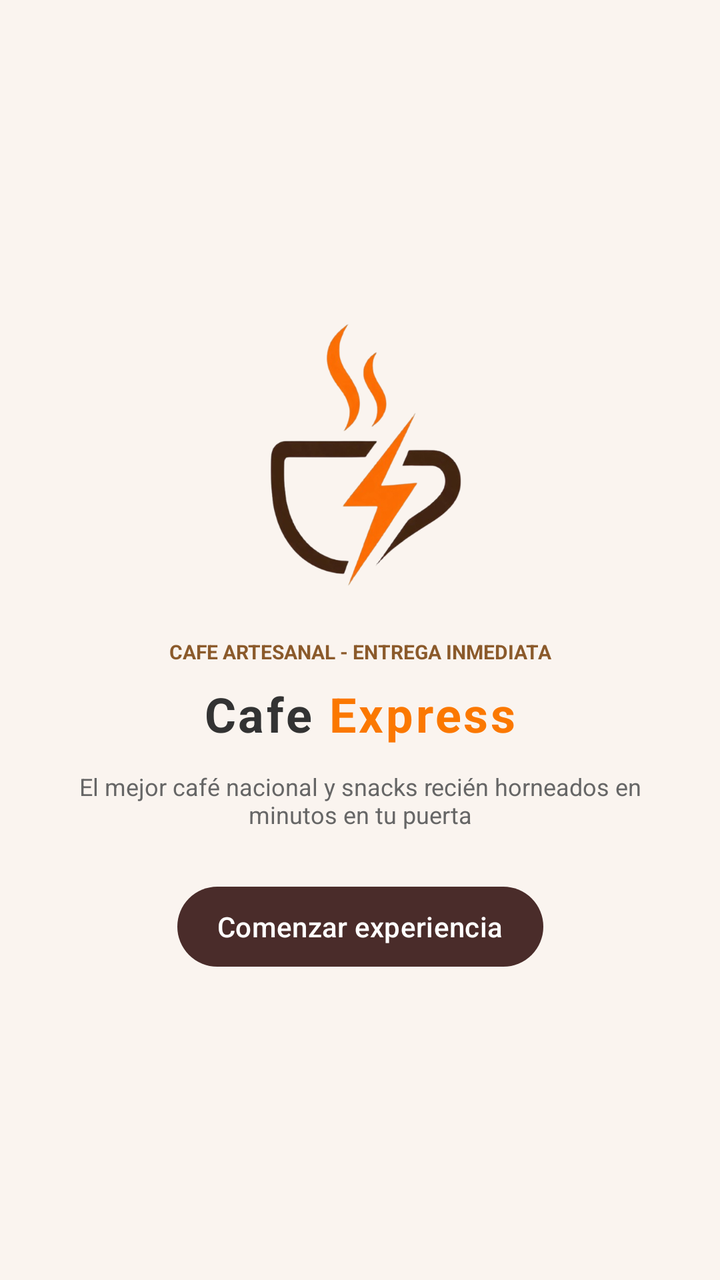
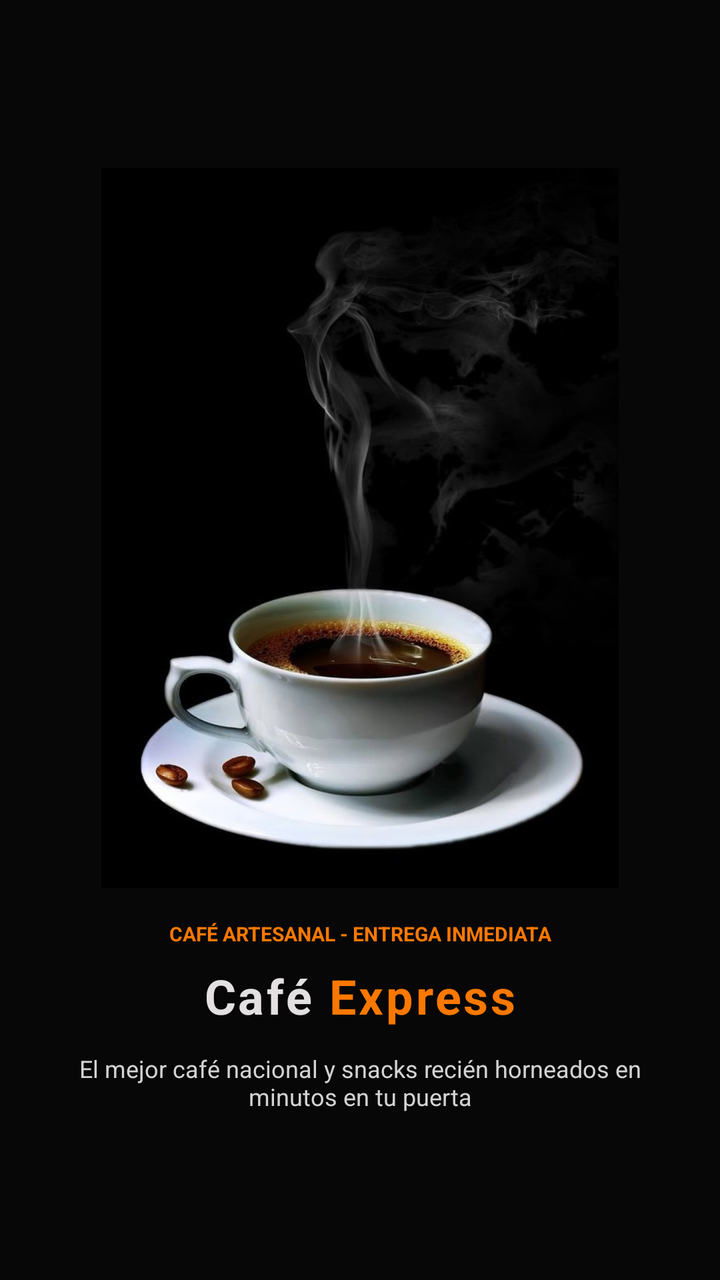

Screens rendered from an Android XML layout before and after an edit, with the pre-edit source and the edit as a unified diff.
<!-- AndroidManifest.xml: application theme Theme.CafeExpress -->
<!-- res/layout/activity_main.xml -->
<?xml version="1.0" encoding="utf-8"?>
<ScrollView xmlns:android="http://schemas.android.com/apk/res/android"
  xmlns:app="http://schemas.android.com/apk/res-auto"
  xmlns:tools="http://schemas.android.com/tools"
  android:layout_width="match_parent"
  android:layout_height="match_parent"
  android:fillViewport="true"
  android:background="#FAF4EF"
  tools:context=".MainActivity">

  <androidx.constraintlayout.widget.ConstraintLayout
    android:id="@+id/main"
    android:layout_width="match_parent"
    android:layout_height="wrap_content"
    android:padding="24dp">

    <ImageView
      android:id="@+id/imgLogo"
      android:layout_width="150dp"
      android:layout_height="150dp"
      android:layout_marginBottom="16dp"
      android:contentDescription="Logo de la empresa"
      android:src="@drawable/logo1"
      app:layout_constraintBottom_toTopOf="@id/txtSubtitulo"
      app:layout_constraintEnd_toEndOf="parent"
      app:layout_constraintStart_toStartOf="parent"
      app:layout_constraintTop_toTopOf="parent"
      app:layout_constraintVertical_chainStyle="packed" />

    <TextView
      android:id="@+id/txtSubtitulo"
      android:layout_width="wrap_content"
      android:layout_height="wrap_content"
      android:layout_marginBottom="8dp"
      android:text="CAFE ARTESANAL - ENTREGA INMEDIATA"
      android:textColor="#8B5A2B"
      android:textSize="10sp"
      android:textStyle="bold"
      app:layout_constraintBottom_toTopOf="@+id/layoutTitulo"
      app:layout_constraintEnd_toEndOf="parent"
      app:layout_constraintStart_toStartOf="parent"
      app:layout_constraintTop_toBottomOf="@+id/imgLogo" />

    <LinearLayout
      android:id="@+id/layoutTitulo"
      android:layout_width="wrap_content"
      android:layout_height="wrap_content"
      android:orientation="horizontal"
      android:layout_marginBottom="12dp"
      app:layout_constraintBottom_toTopOf="@+id/txtDescripcion"
      app:layout_constraintEnd_toEndOf="parent"
      app:layout_constraintStart_toStartOf="parent"
      app:layout_constraintTop_toBottomOf="@id/txtSubtitulo">

      <TextView
        android:id="@+id/txtCafe"
        android:layout_width="wrap_content"
        android:layout_height="wrap_content"
        android:text="Cafe "
        android:letterSpacing="0.05"
        android:textColor="#333333"
        android:textSize="24sp"
        android:textStyle="bold" />

      <TextView
        android:id="@+id/txtExpress"
        android:layout_width="wrap_content"
        android:layout_height="wrap_content"
        android:text="Express"
        android:letterSpacing="0.05"
        android:textColor="#FB7800"
        android:textSize="24sp"
        android:textStyle="bold" />

    </LinearLayout>

    <TextView
      android:id="@+id/txtDescripcion"
      android:layout_width="0dp"
      android:layout_height="wrap_content"
      android:layout_marginBottom="24dp"
      android:paddingHorizontal="14dp"
      android:gravity="center"
      android:text="El mejor café nacional y snacks recién horneados en minutos en tu puerta"
      android:textColor="#666666"
      android:textSize="12sp"
      app:layout_constraintBottom_toTopOf="@+id/btnComenzar"
      app:layout_constraintEnd_toEndOf="parent"
      app:layout_constraintStart_toStartOf="parent"
      app:layout_constraintTop_toBottomOf="@+id/layoutTitulo" />

    <Button
      android:id="@+id/btnComenzar"
      android:layout_width="wrap_content"
      android:layout_height="wrap_content"
      android:paddingHorizontal="20dp"
      android:paddingVertical="10dp"
      android:text="Comenzar experiencia"
      android:textColor="#FFFFFF"
      app:backgroundTint="#4A2C2A"
      app:layout_constraintBottom_toBottomOf="parent"
      app:layout_constraintEnd_toEndOf="parent"
      app:layout_constraintStart_toStartOf="parent"
      app:layout_constraintTop_toBottomOf="@id/txtDescripcion" />

  </androidx.constraintlayout.widget.ConstraintLayout>

</ScrollView>
<!-- resources referenced by this layout -->
<resources>
  <!-- drawable logo1: png bitmap (drawable, 103698 bytes) -->
  <style name="Theme.CafeExpress" parent="Base.Theme.CafeExpress" />
  <style name="Base.Theme.CafeExpress" parent="Theme.Material3.DayNight.NoActionBar">
      
      
    </style>
</resources>

<!-- the commit's change to res/layout/activity_main.xml (unified diff, before → after) -->
@@ -1,108 +1,87 @@
 <?xml version="1.0" encoding="utf-8"?>
-<ScrollView xmlns:android="http://schemas.android.com/apk/res/android"
+<androidx.constraintlayout.widget.ConstraintLayout
+  xmlns:android="http://schemas.android.com/apk/res/android"
   xmlns:app="http://schemas.android.com/apk/res-auto"
   xmlns:tools="http://schemas.android.com/tools"
+  android:id="@+id/main"
   android:layout_width="match_parent"
   android:layout_height="match_parent"
-  android:fillViewport="true"
-  android:background="#FAF4EF"
+  android:background="#070707"
+  android:padding="24dp"
   tools:context=".MainActivity">
 
-  <androidx.constraintlayout.widget.ConstraintLayout
-    android:id="@+id/main"
-    android:layout_width="match_parent"
+  <ImageView
+    android:id="@+id/imgLogo"
+    android:layout_width="260dp"
+    android:layout_height="360dp"
+    android:layout_marginBottom="16dp"
+    android:contentDescription="Logo de la empresa"
+    android:src="@drawable/cafesplash"
+    app:layout_constraintBottom_toTopOf="@id/txtSubtitulo"
+    app:layout_constraintEnd_toEndOf="parent"
+    app:layout_constraintStart_toStartOf="parent"
+    app:layout_constraintTop_toTopOf="parent"
+    app:layout_constraintVertical_chainStyle="packed" />
+
+  <TextView
+    android:id="@+id/txtSubtitulo"
+    android:layout_width="wrap_content"
     android:layout_height="wrap_content"
-    android:padding="24dp">
+    android:layout_marginBottom="8dp"
+    android:text="CAFÉ ARTESANAL - ENTREGA INMEDIATA"
+    android:textColor="#FB7800"
+    android:textSize="10sp"
+    android:textStyle="bold"
+    app:layout_constraintBottom_toTopOf="@+id/layoutTitulo"
+    app:layout_constraintEnd_toEndOf="parent"
+    app:layout_constraintStart_toStartOf="parent"
+    app:layout_constraintTop_toBottomOf="@+id/imgLogo" />
 
-    <ImageView
-      android:id="@+id/imgLogo"
-      android:layout_width="150dp"
-      android:layout_height="150dp"
-      android:layout_marginBottom="16dp"
-      android:contentDescription="Logo de la empresa"
-      android:src="@drawable/logo1"
-      app:layout_constraintBottom_toTopOf="@id/txtSubtitulo"
-      app:layout_constraintEnd_toEndOf="parent"
-      app:layout_constraintStart_toStartOf="parent"
-      app:layout_constraintTop_toTopOf="parent"
-      app:layout_constraintVertical_chainStyle="packed" />
+  <LinearLayout
+    android:id="@+id/layoutTitulo"
+    android:layout_width="wrap_content"
+    android:layout_height="wrap_content"
+    android:layout_marginBottom="12dp"
+    android:orientation="horizontal"
+    app:layout_constraintBottom_toTopOf="@+id/txtDescripcion"
+    app:layout_constraintEnd_toEndOf="parent"
+    app:layout_constraintStart_toStartOf="parent"
+    app:layout_constraintTop_toBottomOf="@id/txtSubtitulo">
 
     <TextView
-      android:id="@+id/txtSubtitulo"
+      android:id="@+id/txtCafe"
       android:layout_width="wrap_content"
       android:layout_height="wrap_content"
-      android:layout_marginBottom="8dp"
-      android:text="CAFE ARTESANAL - ENTREGA INMEDIATA"
-      android:textColor="#8B5A2B"
-      android:textSize="10sp"
-      android:textStyle="bold"
-      app:layout_constraintBottom_toTopOf="@+id/layoutTitulo"
-      app:layout_constraintEnd_toEndOf="parent"
-      app:layout_constraintStart_toStartOf="parent"
-      app:layout_constraintTop_toBottomOf="@+id/imgLogo" />
+      android:letterSpacing="0.05"
+      android:text="Café "
+      android:textColor="#E2E0E0"
+      android:textSize="24sp"
+      android:textStyle="bold" />
 
-    <LinearLayout
-      android:id="@+id/layoutTitulo"
+    <TextView
+      android:id="@+id/txtExpress"
       android:layout_width="wrap_content"
       android:layout_height="wrap_content"
-      android:orientation="horizontal"
-      android:layout_marginBottom="12dp"
-      app:layout_constraintBottom_toTopOf="@+id/txtDescripcion"
-      app:layout_constraintEnd_toEndOf="parent"
-      app:layout_constraintStart_toStartOf="parent"
-      app:layout_constraintTop_toBottomOf="@id/txtSubtitulo">
+      android:letterSpacing="0.05"
+      android:text="Express"
+      android:textColor="#FB7800"
+      android:textSize="24sp"
+      android:textStyle="bold" />
 
-      <TextView
-        android:id="@+id/txtCafe"
-        android:layout_width="wrap_content"
-        android:layout_height="wrap_content"
-        android:text="Cafe "
-        android:letterSpacing="0.05"
-        android:textColor="#333333"
-        android:textSize="24sp"
-        android:textStyle="bold" />
+  </LinearLayout>
 
-      <TextView
-        android:id="@+id/txtExpress"
-        android:layout_width="wrap_content"
-        android:layout_height="wrap_content"
-        android:text="Express"
-        android:letterSpacing="0.05"
-        android:textColor="#FB7800"
-        android:textSize="24sp"
-        android:textStyle="bold" />
+  <TextView
+    android:id="@+id/txtDescripcion"
+    android:layout_width="0dp"
+    android:layout_height="wrap_content"
+    android:gravity="center"
+    android:paddingHorizontal="14dp"
+    android:text="El mejor café nacional y snacks recién horneados en minutos en tu puerta"
+    android:textColor="#D3D3D3"
+    android:textSize="12sp"
+    app:layout_constraintBottom_toBottomOf="parent"
+    app:layout_constraintEnd_toEndOf="parent"
+    app:layout_constraintStart_toStartOf="parent"
+    app:layout_constraintTop_toBottomOf="@+id/layoutTitulo" />
 
-    </LinearLayout>
-
-    <TextView
-      android:id="@+id/txtDescripcion"
-      android:layout_width="0dp"
-      android:layout_height="wrap_content"
-      android:layout_marginBottom="24dp"
-      android:paddingHorizontal="14dp"
-      android:gravity="center"
-      android:text="El mejor café nacional y snacks recién horneados en minutos en tu puerta"
-      android:textColor="#666666"
-      android:textSize="12sp"
-      app:layout_constraintBottom_toTopOf="@+id/btnComenzar"
-      app:layout_constraintEnd_toEndOf="parent"
-      app:layout_constraintStart_toStartOf="parent"
-      app:layout_constraintTop_toBottomOf="@+id/layoutTitulo" />
-
-    <Button
-      android:id="@+id/btnComenzar"
-      android:layout_width="wrap_content"
-      android:layout_height="wrap_content"
-      android:paddingHorizontal="20dp"
-      android:paddingVertical="10dp"
-      android:text="Comenzar experiencia"
-      android:textColor="#FFFFFF"
-      app:backgroundTint="#4A2C2A"
-      app:layout_constraintBottom_toBottomOf="parent"
-      app:layout_constraintEnd_toEndOf="parent"
-      app:layout_constraintStart_toStartOf="parent"
-      app:layout_constraintTop_toBottomOf="@id/txtDescripcion" />
-
-  </androidx.constraintlayout.widget.ConstraintLayout>
-
-</ScrollView>
+</androidx.constraintlayout.widget.ConstraintLayout>
<!-- resource entries referenced after the edit -->
@@ -1,6 +1,6 @@
 <!-- resources referenced by this layout -->
 <resources>
-  <!-- drawable logo1: png bitmap (drawable, 103698 bytes) -->
+  <!-- drawable cafesplash: jpg bitmap (drawable, 51864 bytes) -->
   <style name="Theme.CafeExpress" parent="Base.Theme.CafeExpress" />
   <style name="Base.Theme.CafeExpress" parent="Theme.Material3.DayNight.NoActionBar">
       
